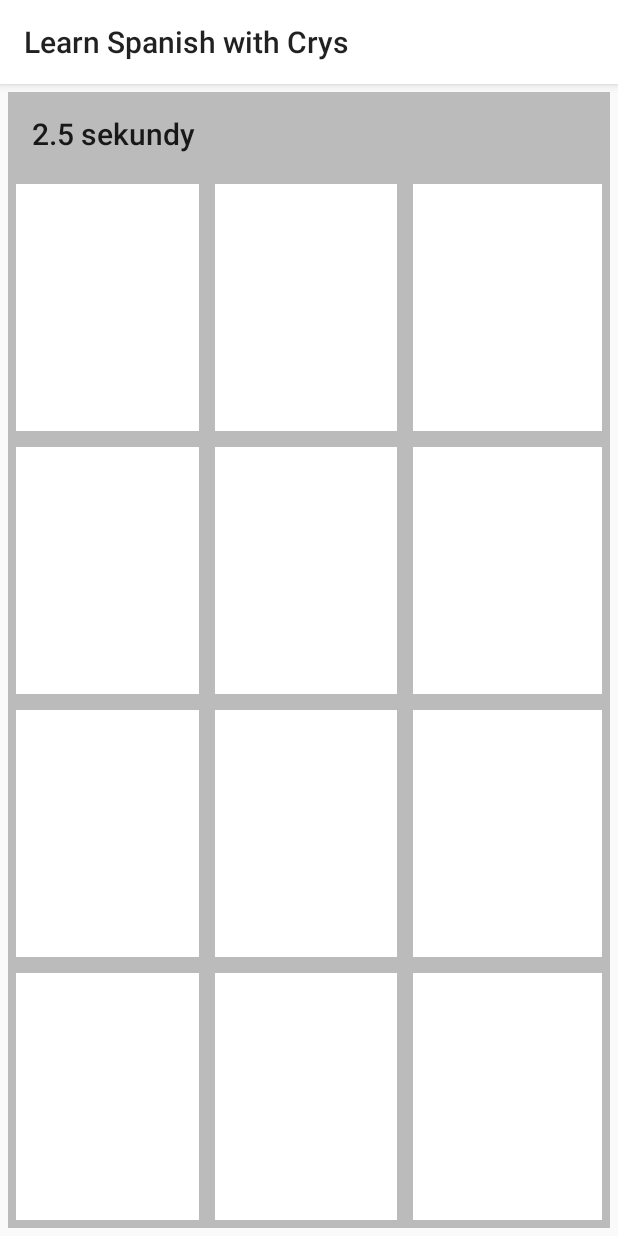
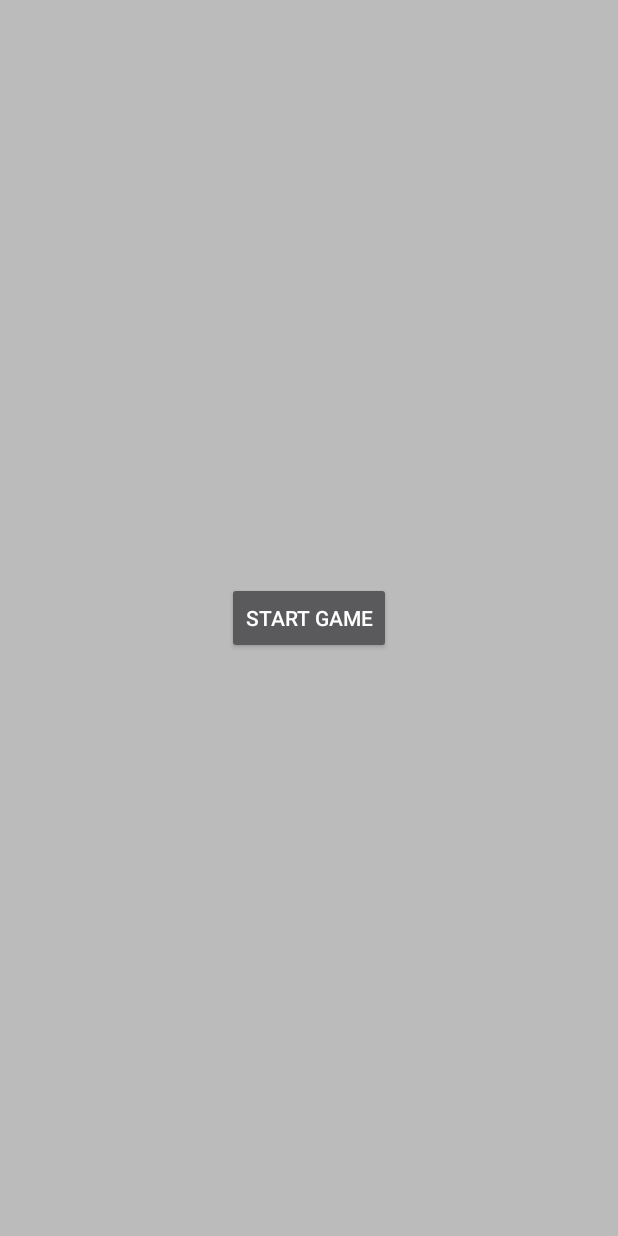
Before and after one commit to krzysztoffarys/Fiszki, an Android app: the screen it shows after launch (MainActivity), on a phone screen of 412 x 824 dp. Run offline under Robolectric (Android 15) with nearby library versions, the phone set to English and light mode, and no system bars; our stand-ins replace Dagger/Hilt's generated code, Timber.

Commit message:
set matching

```diff
--- a/app/build.gradle
+++ b/app/build.gradle
@@ -31,6 +31,10 @@ android {
     }
     kotlinOptions {
         jvmTarget = '1.8'
+    }
+
+    buildFeatures {
+        viewBinding true
     }
 }
 
--- a/app/src/main/AndroidManifest.xml
+++ b/app/src/main/AndroidManifest.xml
@@ -4,13 +4,14 @@
 
     <application
         android:allowBackup="true"
+        android:name=".MainApplication"
         android:icon="@mipmap/ic_launcher"
         android:label="@string/app_name"
         android:roundIcon="@mipmap/ic_launcher_round"
         android:supportsRtl="true"
         android:theme="@style/AppTheme">
         <activity
-            android:name=".MainActivity"
+            android:name=".ui.MainActivity"
             android:exported="true">
             <intent-filter>
                 <action android:name="android.intent.action.MAIN" />
--- /dev/null
+++ b/app/src/main/java/com/example/learnspanishwithcrys/MainApplication.kt
@@ -0,0 +1,14 @@
+package com.example.learnspanishwithcrys
+
+import android.app.Application
+import dagger.hilt.android.HiltAndroidApp
+import timber.log.Timber
+
+
+@HiltAndroidApp
+class MainApplication : Application() {
+    override fun onCreate() {
+        super.onCreate()
+        Timber.plant(Timber.DebugTree())
+    }
+}
--- a/app/src/main/java/com/example/learnspanishwithcrys/MainActivity.kt
+++ b/app/src/main/java/com/example/learnspanishwithcrys/ui/MainActivity.kt
@@ -1,8 +1,11 @@
-package com.example.learnspanishwithcrys
+package com.example.learnspanishwithcrys.ui
 
 import androidx.appcompat.app.AppCompatActivity
 import android.os.Bundle
+import com.example.learnspanishwithcrys.R
+import dagger.hilt.android.AndroidEntryPoint
 
+@AndroidEntryPoint
 class MainActivity : AppCompatActivity() {
     override fun onCreate(savedInstanceState: Bundle?) {
         super.onCreate(savedInstanceState)
--- /dev/null
+++ b/app/src/main/java/com/example/learnspanishwithcrys/ui/match/StartMatchFragment.kt
@@ -0,0 +1,21 @@
+package com.example.learnspanishwithcrys.ui.match
+
+import android.os.Bundle
+import android.view.View
+import androidx.fragment.app.Fragment
+import androidx.navigation.fragment.findNavController
+import com.example.learnspanishwithcrys.R
+import com.example.learnspanishwithcrys.databinding.StartMatchFragmentBinding
+
+class StartMatchFragment : Fragment(R.layout.start_match_fragment) {
+    private lateinit var binding: StartMatchFragmentBinding
+    override fun onViewCreated(view: View, savedInstanceState: Bundle?) {
+        super.onViewCreated(view, savedInstanceState)
+        binding = StartMatchFragmentBinding.bind(view)
+        binding.btnStart.setOnClickListener {
+            findNavController().navigate(
+                StartMatchFragmentDirections.actionStartMatchFragmentToMatchFragment()
+            )
+        }
+    }
+}
--- a/app/src/main/res/layout/activity_main.xml
+++ b/app/src/main/res/layout/activity_main.xml
@@ -4,21 +4,32 @@
     xmlns:tools="http://schemas.android.com/tools"
     android:layout_width="match_parent"
     android:layout_height="match_parent"
-    tools:context=".MainActivity">
+    android:background="@color/color_very_light_gray"
+    tools:context=".ui.MainActivity">
 
-    <fragment
+    <FrameLayout
         android:id="@+id/frameLayout"
-        android:name="com.example.learnspanishwithcrys.ui.match.MatchFragment"
         android:layout_width="match_parent"
-        android:layout_height="match_parent"
-        android:layout_marginStart="5dp"
-        android:layout_marginTop="5dp"
-        android:layout_marginEnd="5dp"
-        android:layout_marginBottom="5dp"
+        android:layout_height="0dp"
+        android:layout_marginStart="8dp"
+        android:layout_marginTop="8dp"
+        android:layout_marginEnd="8dp"
+        android:layout_marginBottom="8dp"
         app:layout_constraintBottom_toBottomOf="parent"
         app:layout_constraintEnd_toEndOf="parent"
         app:layout_constraintHorizontal_bias="0.5"
         app:layout_constraintStart_toStartOf="parent"
-        app:layout_constraintTop_toTopOf="parent" />
+        app:layout_constraintTop_toTopOf="parent">
+
+        <fragment
+            android:id="@+id/navHostFragment"
+            android:name="androidx.navigation.fragment.NavHostFragment"
+            android:layout_width="match_parent"
+            android:layout_height="match_parent"
+            app:defaultNavHost="true"
+            app:navGraph="@navigation/nav_graph" />
+    </FrameLayout>
+
+
 
 </androidx.constraintlayout.widget.ConstraintLayout>
--- a/app/src/main/res/layout/match_fragment.xml
+++ b/app/src/main/res/layout/match_fragment.xml
@@ -11,7 +11,6 @@
         android:id="@+id/toolbar"
         android:layout_width="match_parent"
         android:layout_height="wrap_content"
-        android:title="2.5 sekundy"
         app:layout_constraintEnd_toEndOf="parent"
         app:layout_constraintStart_toStartOf="parent"
         app:layout_constraintTop_toTopOf="parent" />
--- /dev/null
+++ b/app/src/main/res/layout/start_match_fragment.xml
@@ -0,0 +1,21 @@
+<?xml version="1.0" encoding="utf-8"?>
+<androidx.constraintlayout.widget.ConstraintLayout xmlns:android="http://schemas.android.com/apk/res/android"
+    xmlns:app="http://schemas.android.com/apk/res-auto"
+    xmlns:tools="http://schemas.android.com/tools"
+    android:layout_width="match_parent"
+    android:layout_height="match_parent"
+    android:background="@color/color_very_light_gray"
+    tools:context=".ui.match.StartMatchFragment">
+
+    <Button
+        android:id="@+id/btnStart"
+        android:layout_width="wrap_content"
+        android:layout_height="wrap_content"
+        android:text="@string/start_game"
+        app:layout_constraintBottom_toBottomOf="parent"
+        app:layout_constraintEnd_toEndOf="parent"
+        app:layout_constraintHorizontal_bias="0.5"
+        app:layout_constraintStart_toStartOf="parent"
+        app:layout_constraintTop_toTopOf="parent" />
+
+</androidx.constraintlayout.widget.ConstraintLayout>
--- /dev/null
+++ b/app/src/main/res/navigation/nav_graph.xml
@@ -0,0 +1,42 @@
+<?xml version="1.0" encoding="utf-8"?>
+<navigation xmlns:android="http://schemas.android.com/apk/res/android"
+    xmlns:app="http://schemas.android.com/apk/res-auto"
+    xmlns:tools="http://schemas.android.com/tools"
+    android:id="@+id/nav_graph"
+    app:startDestination="@id/startMatchFragment">
+
+    <fragment
+        android:id="@+id/startMatchFragment"
+        android:name="com.example.learnspanishwithcrys.ui.match.StartMatchFragment"
+        android:label="start_match_fragment"
+        tools:layout="@layout/start_match_fragment" >
+        <action
+            android:id="@+id/action_startMatchFragment_to_matchFragment"
+            app:destination="@id/matchFragment" />
+    </fragment>
+    <fragment
+        android:id="@+id/matchFragment"
+        android:name="com.example.learnspanishwithcrys.ui.match.MatchFragment"
+        android:label="match_fragment"
+        tools:layout="@layout/match_fragment" >
+        <action
+            android:id="@+id/action_matchFragment_to_endMatchFragment"
+            app:destination="@id/endMatchFragment" />
+    </fragment>
+    <fragment
+        android:id="@+id/endMatchFragment"
+        android:name="com.example.learnspanishwithcrys.ui.match.EndMatchFragment"
+        android:label="end_match_fragment"
+        tools:layout="@layout/end_match_fragment" >
+        <action
+            android:id="@+id/action_endMatchFragment_to_matchFragment"
+            app:destination="@id/matchFragment" />
+        <argument
+            android:name="victory"
+            app:argType="boolean" />
+        <argument
+            android:name="time"
+            app:argType="string"
+            android:defaultValue='""' />
+    </fragment>
+</navigation>
--- a/app/src/main/res/values/colors.xml
+++ b/app/src/main/res/values/colors.xml
@@ -8,7 +8,4 @@
     <color name="color_dark_gray">#222</color>
     <color name="color_light_gray">#888</color>
     <color name="color_very_light_gray">#bbb</color>
-    <color name="yellow">#cc0</color>
-    <color name="red">#c00</color>
-    <color name="green">#0c0</color>
 </resources>
--- a/app/src/main/res/values/strings.xml
+++ b/app/src/main/res/values/strings.xml
@@ -1,3 +1,6 @@
 <resources>
     <string name="app_name">Learn Spanish with Crys</string>
+    <string name="start_game">Start Game</string>
+    <string name="play_again">Play Again</string>
+    <string name="back_to_menu">Back to Menu</string>
 </resources>
--- a/app/src/main/res/values/themes.xml
+++ b/app/src/main/res/values/themes.xml
@@ -1,5 +1,5 @@
 <resources>
-    <style name="AppTheme" parent="Theme.AppCompat.DayNight.DarkActionBar">
+    <style name="AppTheme" parent="Theme.AppCompat.NoActionBar">
         <item name="colorPrimary">@color/colorPrimary</item>
         <item name="actionBarTheme">@color/black</item>
         <item name="colorPrimaryDark">@color/colorPrimaryDark</item>
```
Also changed, not shown: app/src/main/java/com/example/learnspanishwithcrys/data/model/Word.kt (added, +8 -0 lines), app/src/main/java/com/example/learnspanishwithcrys/di/AppModule.kt (added, +11 -0 lines), app/src/main/java/com/example/learnspanishwithcrys/other/Constants.kt (added, +7 -0 lines), app/src/main/java/com/example/learnspanishwithcrys/other/Game.kt (added, +21 -0 lines), app/src/main/java/com/example/learnspanishwithcrys/ui/match/EndMatchFragment.kt (added, +38 -0 lines), app/src/main/java/com/example/learnspanishwithcrys/ui/match/MatchFragment.kt (+75 -0 lines), app/src/main/java/com/example/learnspanishwithcrys/ui/match/MatchViewModel.kt (added, +150 -0 lines), app/src/main/res/layout/end_match_fragment.xml (added, +44 -0 lines).
